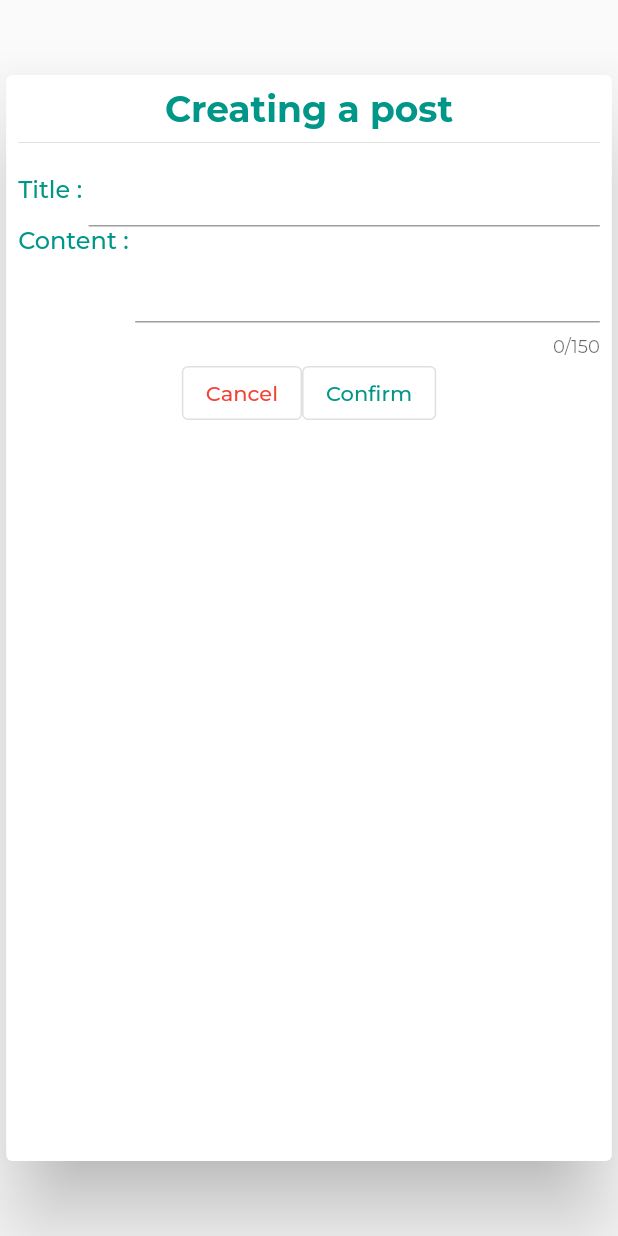
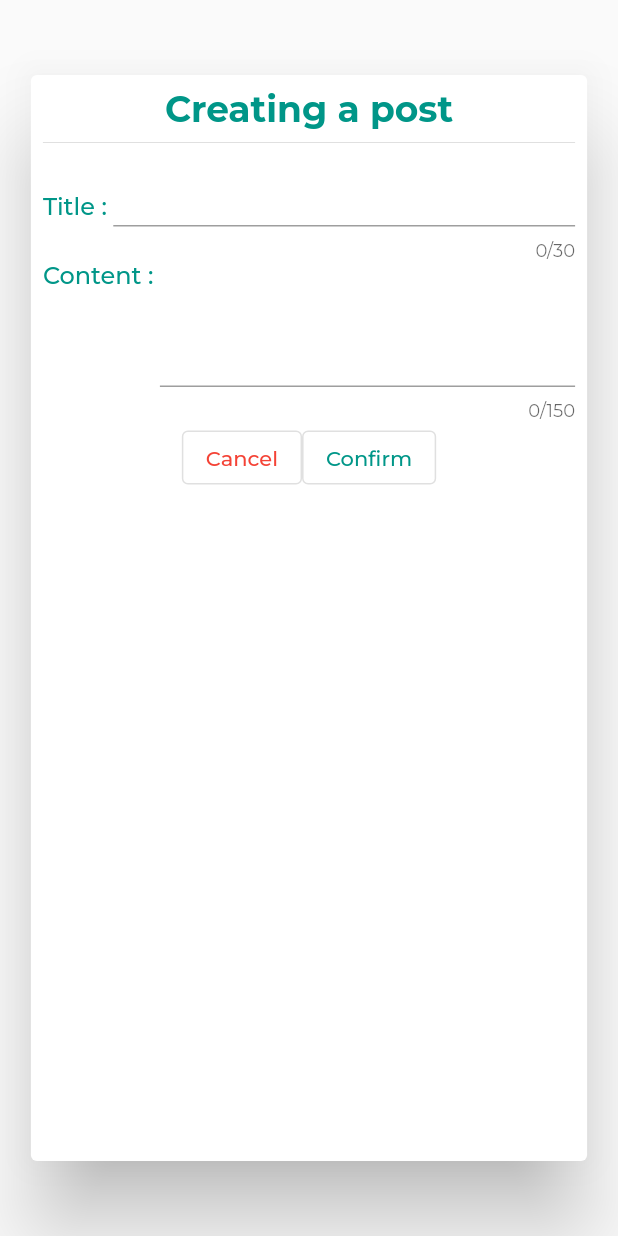
Before and after one commit to AssosNation/AssosNation-App, a Flutter app: the CreatePostDialog widget shown alone on an empty page, opened directly, on a phone screen of 412 x 824 dp. Run offline on Flutter 3.47's test engine with Material 2 defaults, Android fonts, the phone set to English and light mode, and no system bars; our stand-ins replace carousel_slider, cloud_firestore, firebase_auth, firebase_core, firebase_storage, geolocator and 3 more; accounts and stored records are empty.

Commit message:
Updated PostsInterface and renamed some files

```diff
--- a/lib/components/association_action_card.dart
+++ b/lib/components/association_action_card.dart
@@ -1,5 +1,5 @@
 import 'package:assosnation_app/services/firebase/firestore/firestore_service.dart';
-import 'package:assosnation_app/services/models/associationAction.dart';
+import 'package:assosnation_app/services/models/association_action.dart';
 import 'package:flutter/cupertino.dart';
 import 'package:flutter/material.dart';
 import 'package:intl/intl.dart';
--- a/lib/components/posts/create_post_dialog.dart
+++ b/lib/components/posts/create_post_dialog.dart
@@ -55,7 +55,7 @@ class _CreatePostDialogState extends State<CreatePostDialog> {
     return Dialog(
       insetPadding: EdgeInsets.fromLTRB(0, 50, 0, 50),
       child: SizedBox(
-        width: MediaQuery.of(context).size.width * 0.98,
+        width: MediaQuery.of(context).size.width * 0.9,
         child: Form(
           key: _formKey,
           child: Padding(
@@ -68,6 +68,8 @@ class _CreatePostDialogState extends State<CreatePostDialog> {
                     FormSubTitle("Title : "),
                     Expanded(
                       child: TextFormField(
+                        maxLength: 30,
+                        autocorrect: true,
                         autovalidateMode: AutovalidateMode.onUserInteraction,
                         validator: (title) {
                           if (title!.isNotEmpty) {
@@ -98,7 +100,7 @@ class _CreatePostDialogState extends State<CreatePostDialog> {
                           } else
                             return "This field cannot be empty nor the same value as before";
                         },
-                        maxLines: 2,
+                        maxLines: 3,
                         style: TextStyle(color: Colors.black),
                       ),
                     ),
--- a/lib/components/scaffolds/user_scaffold.dart
+++ b/lib/components/scaffolds/user_scaffold.dart
@@ -8,7 +8,7 @@ import 'package:assosnation_app/services/firebase/firestore/firestore_service.da
 import 'package:assosnation_app/services/models/association.dart';
 import 'package:assosnation_app/services/models/user.dart';
 import 'package:assosnation_app/utils/constants.dart';
-import 'package:assosnation_app/utils/search/AssociationSearch.dart';
+import 'package:assosnation_app/utils/search/association_search.dart';
 import 'package:flutter/material.dart';
 import 'package:provider/provider.dart';
 
--- a/lib/main.dart
+++ b/lib/main.dart
@@ -7,7 +7,7 @@ import 'package:assosnation_app/services/models/association.dart';
 import 'package:assosnation_app/services/models/user.dart';
 import 'package:assosnation_app/utils/constants.dart';
 import 'package:assosnation_app/utils/route_generator.dart';
-import 'package:assosnation_app/utils/search/AssociationSearch.dart';
+import 'package:assosnation_app/utils/search/association_search.dart';
 import 'package:firebase_core/firebase_core.dart';
 import 'package:flutter/material.dart';
 import 'package:flutter/services.dart';
--- a/lib/pages/user/calendar_page.dart
+++ b/lib/pages/user/calendar_page.dart
@@ -1,6 +1,6 @@
 import 'package:assosnation_app/components/association_action_card.dart';
 import 'package:assosnation_app/services/firebase/firestore/firestore_service.dart';
-import 'package:assosnation_app/services/models/associationAction.dart';
+import 'package:assosnation_app/services/models/association_action.dart';
 import 'package:flutter/material.dart';
 
 class Calendar extends StatefulWidget {
--- a/lib/services/firebase/firestore/firestore_service.dart
+++ b/lib/services/firebase/firestore/firestore_service.dart
@@ -1,6 +1,6 @@
 import 'package:assosnation_app/services/interfaces/database_interface.dart';
 import 'package:assosnation_app/services/models/association.dart';
-import 'package:assosnation_app/services/models/associationAction.dart';
+import 'package:assosnation_app/services/models/association_action.dart';
 import 'package:assosnation_app/services/models/post.dart';
 import 'package:assosnation_app/services/models/user.dart';
 import 'package:cloud_firestore/cloud_firestore.dart';
--- a/lib/services/interfaces/posts_interface.dart
+++ b/lib/services/interfaces/posts_interface.dart
@@ -1,8 +1,11 @@
 import 'package:assosnation_app/services/models/association.dart';
 import 'package:assosnation_app/services/models/post.dart';
+import 'package:cloud_firestore/cloud_firestore.dart';
 
 abstract class PostsInterface {
   Future createPostForAssociation(Post post, String assosId);
+
+  Stream<QuerySnapshot> retrieveAllPostsForAssociationStream(Association assos);
 
   Future removePost(String postId);
   Future<List<Post>> retrieveAllPostsForAssociation(Association association);
```
Also changed, not shown: lib/services/firebase/authentication/auth_service.dart (+7 -3 lines), lib/services/models/association_action.dart (renamed from lib/services/models/associationAction.dart), lib/utils/search/association_search.dart (renamed from lib/utils/search/AssociationSearch.dart).
